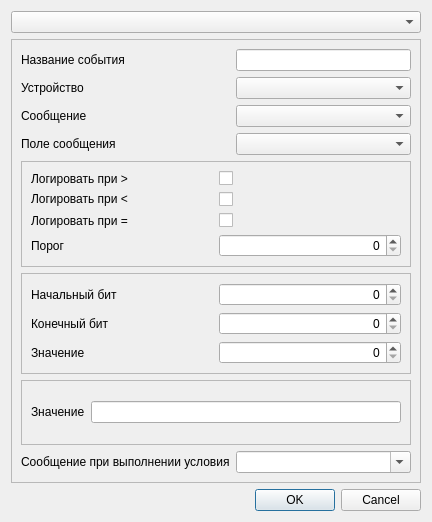
First picture: the form in eventeditdialog.ui, repository revermun/Experiment_helper, before the edit.
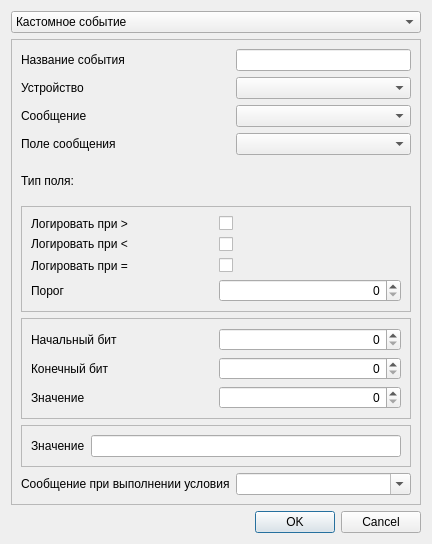
Second picture: the form after the edit.

Diff of the .ui file:
```diff
--- a/eventeditdialog.ui
+++ b/eventeditdialog.ui
@@ -6,8 +6,8 @@
    <rect>
     <x>0</x>
     <y>0</y>
-    <width>422</width>
-    <height>522</height>
+    <width>418</width>
+    <height>544</height>
    </rect>
   </property>
   <property name="windowTitle">
@@ -17,7 +17,7 @@
    <item>
     <widget class="QComboBox" name="comboEventType">
      <property name="currentIndex">
-      <number>-1</number>
+      <number>0</number>
      </property>
      <item>
       <property name="text">
@@ -55,101 +55,7 @@
       <enum>QFrame::Raised</enum>
      </property>
      <layout class="QGridLayout" name="gridLayout">
-      <item row="2" column="1">
-       <widget class="QComboBox" name="comboMessage"/>
-      </item>
-      <item row="11" column="0">
-       <widget class="QLabel" name="label_6">
-        <property name="text">
-         <string>Сообщение при выполнении условия</string>
-        </property>
-       </widget>
-      </item>
-      <item row="1" column="1">
-       <widget class="QComboBox" name="comboDevice"/>
-      </item>
-      <item row="4" column="0" colspan="2">
-       <widget class="QFrame" name="frameInt">
-        <property name="frameShape">
-         <enum>QFrame::StyledPanel</enum>
-        </property>
-        <property name="frameShadow">
-         <enum>QFrame::Raised</enum>
-        </property>
-        <layout class="QGridLayout" name="gridLayout_2">
-         <item row="2" column="0">
-          <widget class="QLabel" name="label_9">
-           <property name="text">
-            <string>Логировать при =</string>
-           </property>
-          </widget>
-         </item>
-         <item row="2" column="1">
-          <widget class="QCheckBox" name="checkLogIfEqual">
-           <property name="text">
-            <string/>
-           </property>
-          </widget>
-         </item>
-         <item row="1" column="0">
-          <widget class="QLabel" name="label_8">
-           <property name="text">
-            <string>Логировать при &lt;</string>
-           </property>
-          </widget>
-         </item>
-         <item row="1" column="1">
-          <widget class="QCheckBox" name="checkLogIfLesser">
-           <property name="text">
-            <string/>
-           </property>
-          </widget>
-         </item>
-         <item row="0" column="0">
-          <widget class="QLabel" name="label_7">
-           <property name="text">
-            <string>Логировать при &gt;</string>
-           </property>
-          </widget>
-         </item>
-         <item row="0" column="1">
-          <widget class="QCheckBox" name="checkLogIfGreater">
-           <property name="text">
-            <string/>
-           </property>
-          </widget>
-         </item>
-         <item row="3" column="0">
-          <widget class="QLabel" name="label_5">
-           <property name="text">
-            <string>Порог</string>
-           </property>
-          </widget>
-         </item>
-         <item row="3" column="1">
-          <widget class="QSpinBox" name="spinThreshhold">
-           <property name="alignment">
-            <set>Qt::AlignRight|Qt::AlignTrailing|Qt::AlignVCenter</set>
-           </property>
-          </widget>
-         </item>
-        </layout>
-       </widget>
-      </item>
-      <item row="3" column="1">
-       <widget class="QComboBox" name="comboMessageField"/>
-      </item>
-      <item row="0" column="0">
-       <widget class="QLabel" name="label">
-        <property name="text">
-         <string>Название события</string>
-        </property>
-       </widget>
-      </item>
-      <item row="0" column="1">
-       <widget class="QLineEdit" name="lineName"/>
-      </item>
-      <item row="5" column="0" colspan="2">
+      <item row="6" column="0" colspan="2">
        <widget class="QFrame" name="frameBitmap">
         <property name="frameShape">
          <enum>QFrame::StyledPanel</enum>
@@ -203,7 +109,20 @@
         </layout>
        </widget>
       </item>
-      <item row="11" column="1">
+      <item row="3" column="1">
+       <widget class="QComboBox" name="comboMessageField"/>
+      </item>
+      <item row="0" column="1">
+       <widget class="QLineEdit" name="lineName"/>
+      </item>
+      <item row="1" column="0">
+       <widget class="QLabel" name="label_2">
+        <property name="text">
+         <string>Устройство</string>
+        </property>
+       </widget>
+      </item>
+      <item row="12" column="1">
        <widget class="QComboBox" name="comboEventText">
         <property name="editable">
          <bool>true</bool>
@@ -232,14 +151,7 @@
         </property>
        </widget>
       </item>
-      <item row="1" column="0">
-       <widget class="QLabel" name="label_2">
-        <property name="text">
-         <string>Устройство</string>
-        </property>
-       </widget>
-      </item>
-      <item row="6" column="0" colspan="2">
+      <item row="7" column="0" colspan="2">
        <widget class="QFrame" name="frameChar">
         <property name="frameShape">
          <enum>QFrame::StyledPanel</enum>
@@ -261,6 +173,108 @@
         </layout>
        </widget>
       </item>
+      <item row="12" column="0">
+       <widget class="QLabel" name="label_6">
+        <property name="text">
+         <string>Сообщение при выполнении условия</string>
+        </property>
+       </widget>
+      </item>
+      <item row="5" column="0" colspan="2">
+       <widget class="QFrame" name="frameInt">
+        <property name="frameShape">
+         <enum>QFrame::StyledPanel</enum>
+        </property>
+        <property name="frameShadow">
+         <enum>QFrame::Raised</enum>
+        </property>
+        <layout class="QGridLayout" name="gridLayout_2">
+         <item row="2" column="0">
+          <widget class="QLabel" name="label_9">
+           <property name="text">
+            <string>Логировать при =</string>
+           </property>
+          </widget>
+         </item>
+         <item row="2" column="1">
+          <widget class="QCheckBox" name="checkLogIfEqual">
+           <property name="text">
+            <string/>
+           </property>
+          </widget>
+         </item>
+         <item row="1" column="0">
+          <widget class="QLabel" name="label_8">
+           <property name="text">
+            <string>Логировать при &lt;</string>
+           </property>
+          </widget>
+         </item>
+         <item row="1" column="1">
+          <widget class="QCheckBox" name="checkLogIfLesser">
+           <property name="text">
+            <string/>
+           </property>
+          </widget>
+         </item>
+         <item row="0" column="0">
+          <widget class="QLabel" name="label_7">
+           <property name="text">
+            <string>Логировать при &gt;</string>
+           </property>
+          </widget>
+         </item>
+         <item row="0" column="1">
+          <widget class="QCheckBox" name="checkLogIfGreater">
+           <property name="text">
+            <string/>
+           </property>
+          </widget>
+         </item>
+         <item row="3" column="0">
+          <widget class="QLabel" name="label_5">
+           <property name="text">
+            <string>Порог</string>
+           </property>
+          </widget>
+         </item>
+         <item row="3" column="1">
+          <widget class="QSpinBox" name="spinThreshhold">
+           <property name="alignment">
+            <set>Qt::AlignRight|Qt::AlignTrailing|Qt::AlignVCenter</set>
+           </property>
+          </widget>
+         </item>
+        </layout>
+       </widget>
+      </item>
+      <item row="0" column="0">
+       <widget class="QLabel" name="label">
+        <property name="text">
+         <string>Название события</string>
+        </property>
+       </widget>
+      </item>
+      <item row="2" column="1">
+       <widget class="QComboBox" name="comboMessage"/>
+      </item>
+      <item row="1" column="1">
+       <widget class="QComboBox" name="comboDevice"/>
+      </item>
+      <item row="4" column="0">
+       <widget class="QLabel" name="label_14">
+        <property name="text">
+         <string>Тип поля:</string>
+        </property>
+       </widget>
+      </item>
+      <item row="4" column="1">
+       <widget class="QLabel" name="labelFieldType">
+        <property name="text">
+         <string/>
+        </property>
+       </widget>
+      </item>
      </layout>
     </widget>
    </item>
```
